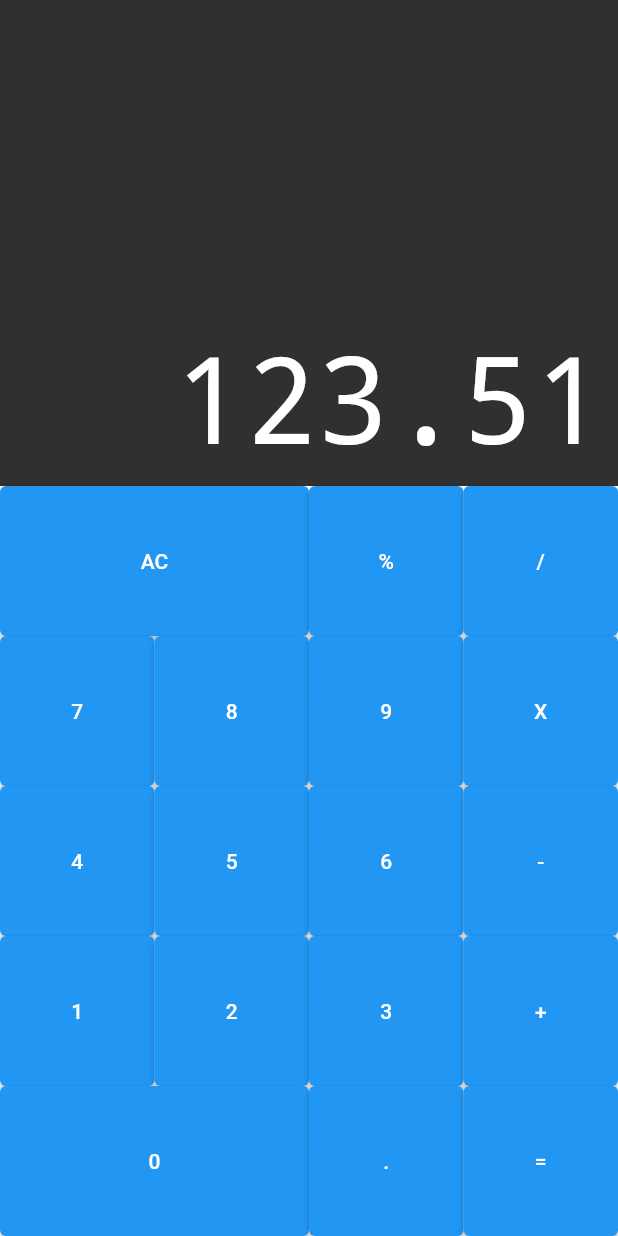
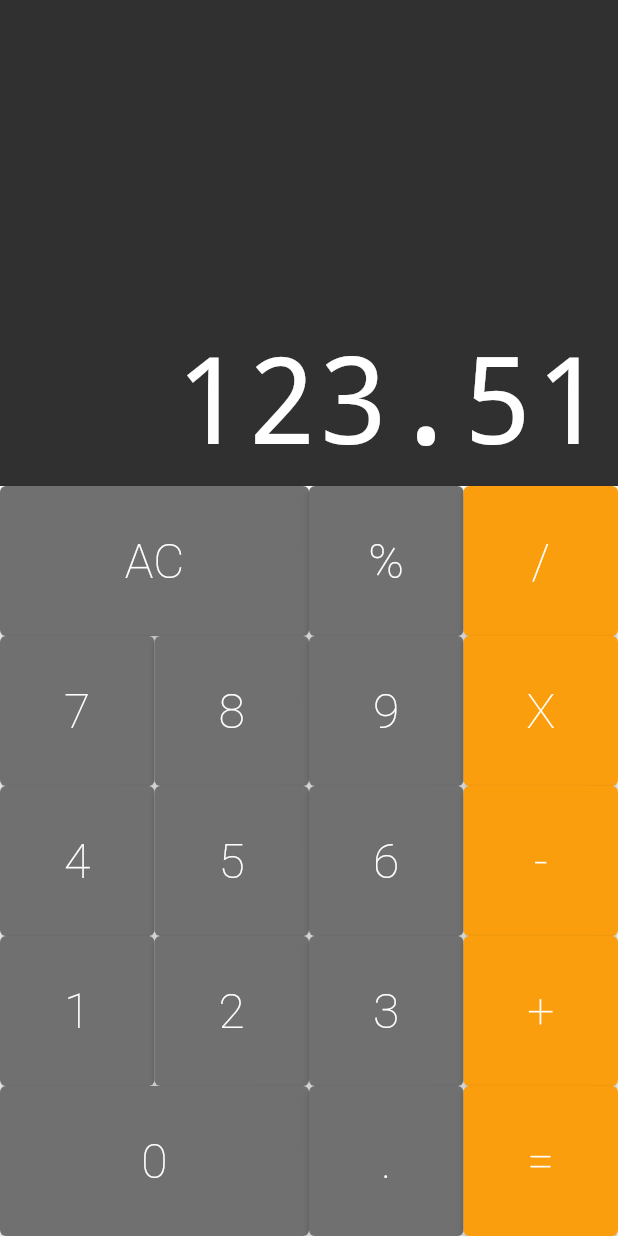
Before and after one commit to LucasWMedeiros/calculator, a Flutter app: the screen it shows after launch, on a phone screen of 412 x 824 dp. Run offline on Flutter 3.47's test engine with Material 2 defaults, Android fonts, the phone set to English and light mode, and no system bars; drawn by our look-alikes of auto_size_text.

```diff
--- a/lib/component/button.dart
+++ b/lib/component/button.dart
@@ -1,12 +1,27 @@
 import 'package:flutter/material.dart';
 
 class Button extends StatelessWidget {
+  static const DARK = Color.fromRGBO(82, 82, 82, 1);
+  static const DEFAULT = Color.fromRGBO(112, 112, 112, 1);
+  static const OPERATION = Color.fromRGBO(250, 158, 13, 1);
   final String text;
   final bool big;
+  final Color color;
 
   Button({
     required this.text,
     this.big = false,
+    this.color = DEFAULT,
+  });
+  Button.big({
+    required this.text,
+    this.big = true,
+    this.color = DEFAULT,
+  });
+  Button.operation({
+    required this.text,
+    this.big = false,
+    this.color = OPERATION,
   });
 
   @override
@@ -14,7 +29,17 @@ class Button extends StatelessWidget {
     return Expanded(
       flex: big ? 2 : 1,
       child: ElevatedButton(
-        child: Text(text),
+        style: ElevatedButton.styleFrom(
+          backgroundColor: color
+        ),
+        child: Text(
+          text,
+          style: const TextStyle(
+            color: Colors.white,
+            fontSize: 32,
+            fontWeight: FontWeight.w200
+          ),
+        ),
         onPressed: () {},
       ),
     );
--- a/lib/component/keyboard.dart
+++ b/lib/component/keyboard.dart
@@ -12,32 +12,32 @@ class Keyboard extends StatelessWidget {
       child: Column(
         children: [
          ButtonRow([
-          Button(text: 'AC', big: true,),
+          Button.big(text: 'AC'),
           Button(text: '%'),
-          Button(text: '/'),
+          Button.operation(text: '/'),
          ]),
          ButtonRow([
           Button(text: '7'),
           Button(text: '8'),
           Button(text: '9'),
-          Button(text: 'X'),
+          Button.operation(text: 'X'),
          ]),
          ButtonRow([
           Button(text: '4'),
           Button(text: '5'),
           Button(text: '6'),
-          Button(text: '-'),
+          Button.operation(text: '-'),
          ]),
          ButtonRow([
           Button(text: '1'),
           Button(text: '2'),
           Button(text: '3'),
-          Button(text: '+'),
+          Button.operation(text: '+'),
          ]),
          ButtonRow([
-          Button(text: '0', big: true,),
+          Button.big(text: '0'),
           Button(text: '.'),
-          Button(text: '='),
+          Button.operation(text: '='),
          ]),
         ],
       ),
```
